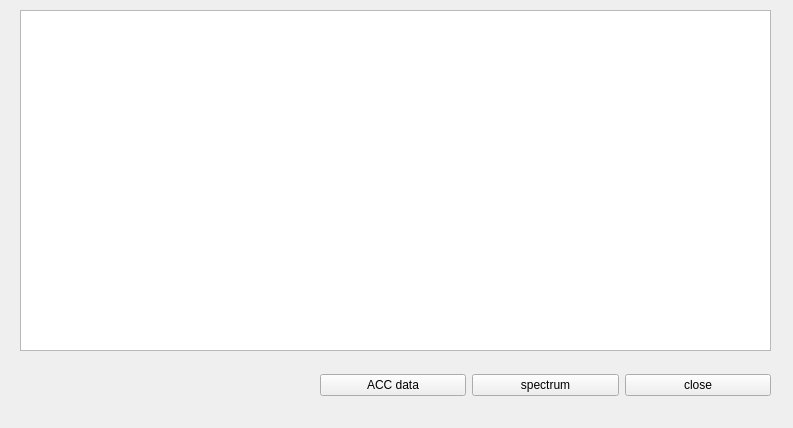
First picture: the form in EX/20210127_text_edit/text_edit.ui, repository garyhsieh15/pyqt5, before the edit.
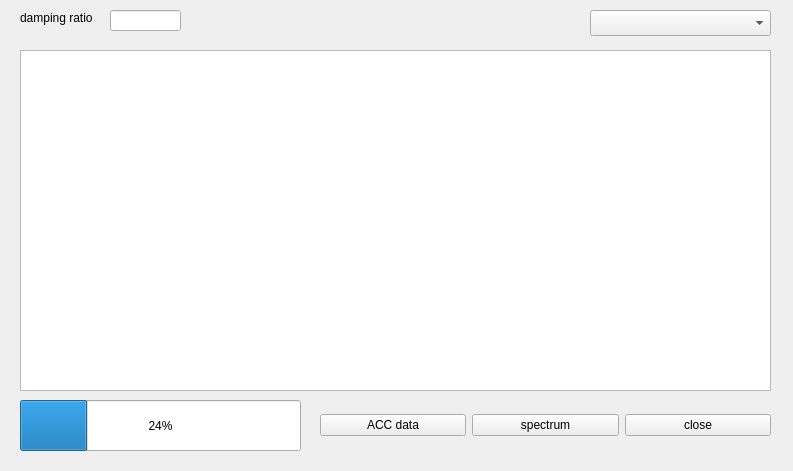
Second picture: the form after the edit.

Patch:
```diff
--- a/EX/20210127_text_edit/text_edit.ui
+++ b/EX/20210127_text_edit/text_edit.ui
@@ -7,7 +7,7 @@
     <x>0</x>
     <y>0</y>
     <width>793</width>
-    <height>428</height>
+    <height>471</height>
    </rect>
   </property>
   <property name="windowTitle">
@@ -17,7 +17,7 @@
    <property name="geometry">
     <rect>
      <x>20</x>
-     <y>10</y>
+     <y>50</y>
      <width>751</width>
      <height>341</height>
     </rect>
@@ -27,7 +27,7 @@
    <property name="geometry">
     <rect>
      <x>320</x>
-     <y>360</y>
+     <y>400</y>
      <width>451</width>
      <height>51</height>
     </rect>
@@ -56,6 +56,52 @@
     </item>
    </layout>
   </widget>
+  <widget class="QComboBox" name="comboBox">
+   <property name="geometry">
+    <rect>
+     <x>590</x>
+     <y>10</y>
+     <width>181</width>
+     <height>26</height>
+    </rect>
+   </property>
+  </widget>
+  <widget class="QLineEdit" name="lineEdit">
+   <property name="geometry">
+    <rect>
+     <x>110</x>
+     <y>10</y>
+     <width>71</width>
+     <height>21</height>
+    </rect>
+   </property>
+  </widget>
+  <widget class="QLabel" name="label">
+   <property name="geometry">
+    <rect>
+     <x>20</x>
+     <y>10</y>
+     <width>91</width>
+     <height>16</height>
+    </rect>
+   </property>
+   <property name="text">
+    <string>damping ratio</string>
+   </property>
+  </widget>
+  <widget class="QProgressBar" name="progressBar">
+   <property name="geometry">
+    <rect>
+     <x>20</x>
+     <y>400</y>
+     <width>281</width>
+     <height>51</height>
+    </rect>
+   </property>
+   <property name="value">
+    <number>24</number>
+   </property>
+  </widget>
  </widget>
  <resources/>
  <connections/>
```
